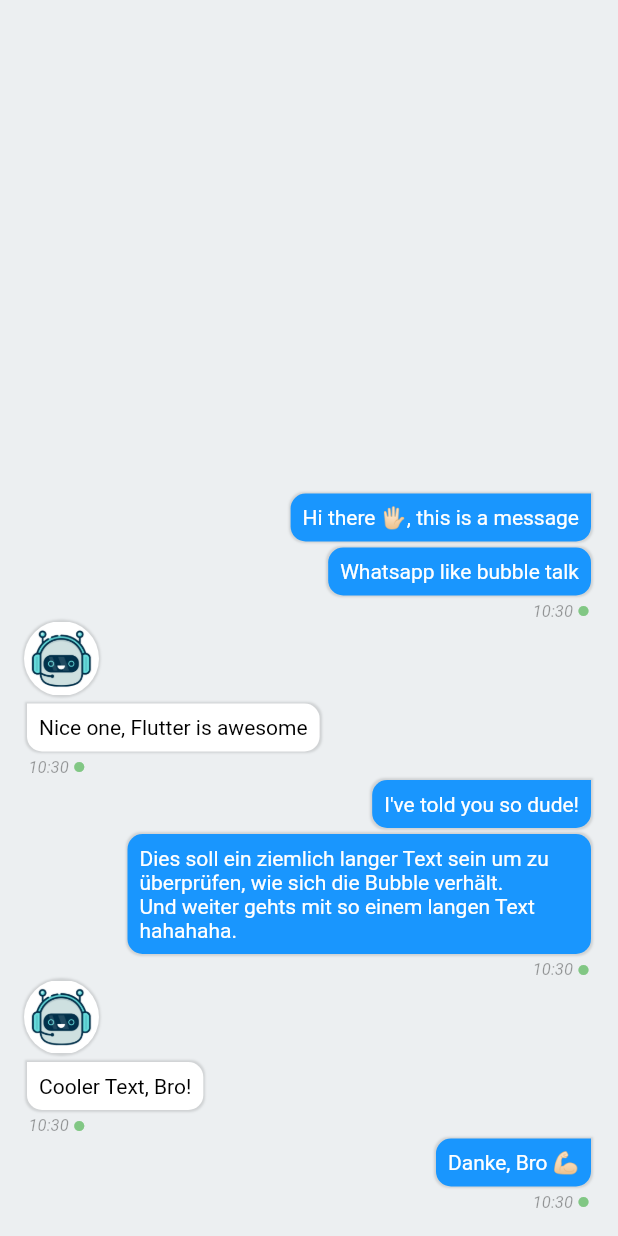
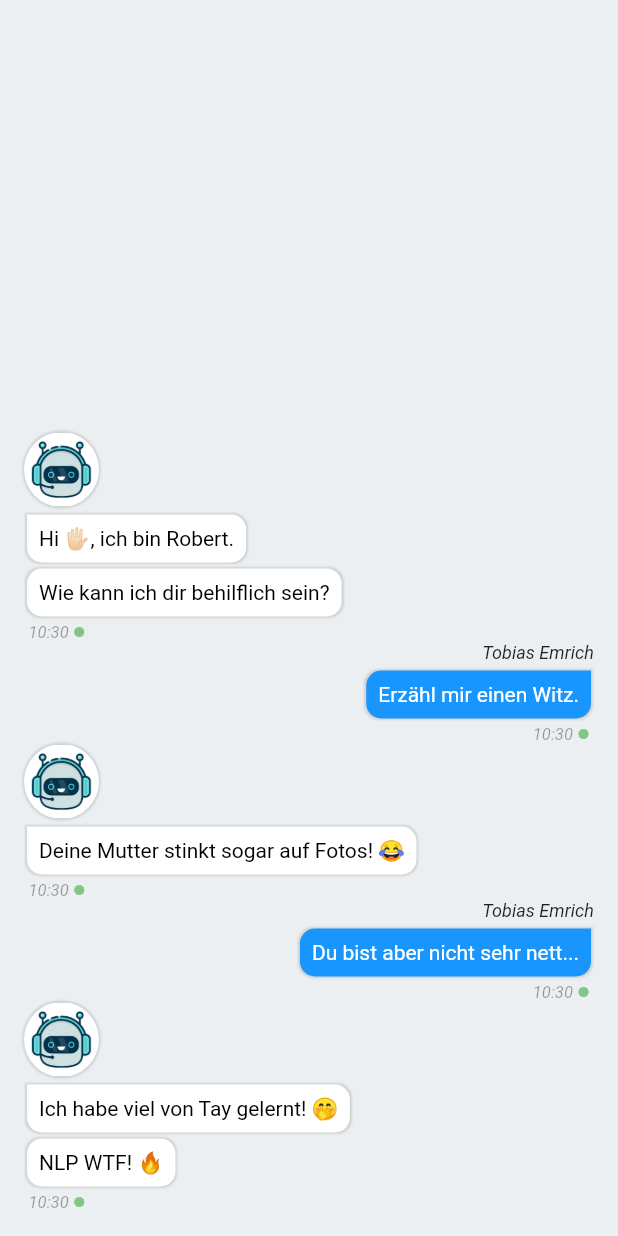
Before and after one commit to tibo-16/chatbot, a Flutter app: the screen it shows after launch, on a phone screen of 412 x 824 dp. Run offline on Flutter 3.47's test engine with Material 2 defaults, Android fonts, the phone set to English and light mode, and no system bars.

Commit message:
Added username

```diff
--- a/lib/bubble.dart
+++ b/lib/bubble.dart
@@ -4,44 +4,45 @@ class Bubble extends StatelessWidget {
   Bubble(
       {this.message,
       this.time,
-      this.isMe,
+      this.isUser,
       this.online,
       this.isNext,
-      this.showAvatar})
+      this.showAvatar,
+      this.username})
       : assert(message != "" && message != null),
-        assert(isMe != null),
+        assert(isUser != null),
         assert(online != null),
         assert(isNext != null),
         assert(showAvatar != null);
 
-  final String message;
+  final String message, username;
   final DateTime time;
-  final bool isMe, online, isNext, showAvatar;
+  final bool isUser, online, isNext, showAvatar;
 
   Color get bg {
-    return isMe ? Color.fromRGBO(25, 150, 254, 1.0) : Colors.white;
+    return isUser ? Color.fromRGBO(25, 150, 254, 1.0) : Colors.white;
   }
 
   Color get textColor {
-    return isMe ? Colors.white : Colors.black;
+    return isUser ? Colors.white : Colors.black;
   }
 
   CrossAxisAlignment get bubbleAlign {
-    return isMe ? CrossAxisAlignment.end : CrossAxisAlignment.start;
+    return isUser ? CrossAxisAlignment.end : CrossAxisAlignment.start;
   }
 
   MainAxisAlignment get rowAlign {
-    return isMe ? MainAxisAlignment.end : MainAxisAlignment.start;
+    return isUser ? MainAxisAlignment.end : MainAxisAlignment.start;
   }
 
   EdgeInsets get timeMargin {
-    return isMe
+    return isUser
         ? const EdgeInsets.only(top: 2.0, right: 3.0)
         : const EdgeInsets.only(top: 2.0, left: 3.0);
   }
 
   BorderRadius get radius {
-    return isMe
+    return isUser
         ? BorderRadius.only(
             topLeft: Radius.circular(10.0),
             bottomLeft: Radius.circular(10.0),
@@ -71,7 +72,7 @@ class Bubble extends StatelessWidget {
 
   Widget buildAvatar() {
     return Container(
-      margin: isMe
+      margin: isUser
           ? const EdgeInsets.only(left: 3.0, bottom: 3.0)
           : const EdgeInsets.only(right: 3.0, bottom: 3.0),
       constraints: BoxConstraints(minWidth: 50.0, maxWidth: 50.0),
@@ -84,6 +85,20 @@ class Bubble extends StatelessWidget {
                 image: DecorationImage(
                     image: AssetImage('images/avatar.png'),
                     fit: BoxFit.scaleDown))),
+      ),
+    );
+  }
+
+  Widget buildUsername() {
+    if (username == null || username == "") return Container();
+
+    return Container(
+      margin: isUser
+          ? const EdgeInsets.only(left: 3.0, bottom: 3.0)
+          : const EdgeInsets.only(right: 3.0, bottom: 3.0),
+      child: Text(
+        username,
+        style: TextStyle(fontSize: 12, fontStyle: FontStyle.italic),
       ),
     );
   }
@@ -143,7 +158,10 @@ class Bubble extends StatelessWidget {
         children: <Widget>[buildAvatar(), buildBubbleColumn(context)],
       );
     } else {
-      return buildBubbleColumn(context);
+      return Column(
+        crossAxisAlignment: bubbleAlign,
+        children: <Widget>[buildUsername(), buildBubbleColumn(context)],
+      );
     }
   }
 }
--- a/lib/main.dart
+++ b/lib/main.dart
@@ -32,59 +32,61 @@ class BubbleScreen extends StatelessWidget {
             crossAxisAlignment: CrossAxisAlignment.stretch,
             children: <Widget>[
               Bubble(
-                message: 'Danke, Bro 💪🏻',
+                message: 'NLP WTF! 🔥',
                 time: DateTime.now(),
                 online: true,
-                isMe: true,
-                isNext: false,
-                showAvatar: false,
+                isUser: false,
+                isNext: true,
+                showAvatar: true,
               ),
               Bubble(
-                message: 'Cooler Text, Bro!',
-                time: DateTime.now(),
+                message: 'Ich habe viel von Tay gelernt! 🤭',
                 online: true,
-                isMe: false,
+                isUser: false,
                 isNext: false,
                 showAvatar: true,
               ),
               Bubble(
                 message:
-                    'Dies soll ein ziemlich langer Text sein um zu überprüfen, wie sich die Bubble verhält.\nUnd weiter gehts mit so einem langen Text hahahaha.',
+                    'Du bist aber nicht sehr nett...',
                 time: DateTime.now(),
                 online: true,
-                isMe: true,
-                isNext: true,
+                isUser: true,
+                isNext: false,
                 showAvatar: false,
+                username: 'Tobias Emrich',
               ),
               Bubble(
-                message: 'I\'ve told you so dude!',
-                online: true,
-                isMe: true,
-                isNext: false,
-                showAvatar: false,
-              ),
-              Bubble(
-                message: 'Nice one, Flutter is awesome',
+                message: 'Deine Mutter stinkt sogar auf Fotos! 😂',
                 time: DateTime.now(),
                 online: true,
-                isMe: false,
+                isUser: false,
                 isNext: false,
                 showAvatar: true,
               ),
               Bubble(
-                message: 'Whatsapp like bubble talk',
+                message: 'Erzähl mir einen Witz.',
                 time: DateTime.now(),
                 online: true,
-                isMe: true,
-                isNext: true,
+                isUser: true,
+                isNext: false,
                 showAvatar: false,
+                username: 'Tobias Emrich',
               ),
               Bubble(
-                message: 'Hi there 🖐🏻, this is a message',
+                message: 'Wie kann ich dir behilflich sein?',
+                time: DateTime.now(),
                 online: true,
-                isMe: true,
+                isUser: false,
+                isNext: true,
+                showAvatar: true,
+              ),
+              Bubble(
+                message: 'Hi 🖐🏻, ich bin Robert.',
+                online: true,
+                isUser: false,
                 isNext: false,
-                showAvatar: false,
+                showAvatar: true,
               ),
             ],
           ),
```
